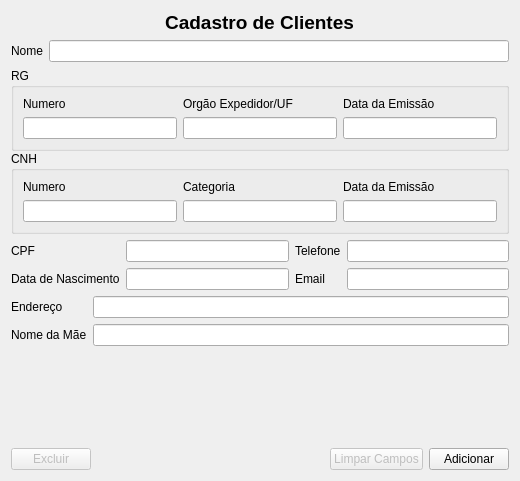
First picture: the form in ui/ui_cliente.ui, repository adaiasreis/Projeto, before the edit.
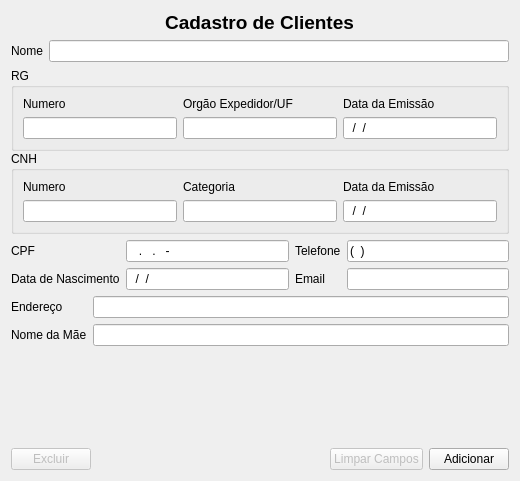
Second picture: the form after the edit.

```diff
--- a/ui/ui_cliente.ui
+++ b/ui/ui_cliente.ui
@@ -86,7 +86,11 @@
            <widget class="QLineEdit" name="campRgn"/>
           </item>
           <item row="1" column="2">
-           <widget class="QLineEdit" name="campRgd"/>
+           <widget class="QLineEdit" name="campRgd">
+            <property name="inputMask">
+             <string>99\/99\/9999</string>
+            </property>
+           </widget>
           </item>
           <item row="0" column="1">
            <widget class="QLabel" name="label_4">
@@ -132,7 +136,11 @@
            <widget class="QLineEdit" name="campChc"/>
           </item>
           <item row="1" column="2">
-           <widget class="QLineEdit" name="campChd"/>
+           <widget class="QLineEdit" name="campChd">
+            <property name="inputMask">
+             <string>99\/99\/9999</string>
+            </property>
+           </widget>
           </item>
          </layout>
         </widget>
@@ -166,10 +174,18 @@
         </widget>
        </item>
        <item row="1" column="1">
-        <widget class="QLineEdit" name="campNasc"/>
+        <widget class="QLineEdit" name="campNasc">
+         <property name="inputMask">
+          <string>99\/99\/9999</string>
+         </property>
+        </widget>
        </item>
        <item row="0" column="1">
-        <widget class="QLineEdit" name="campCpf"/>
+        <widget class="QLineEdit" name="campCpf">
+         <property name="inputMask">
+          <string>999.999.999-99</string>
+         </property>
+        </widget>
        </item>
        <item row="0" column="2">
         <widget class="QLabel" name="label_11">
@@ -179,7 +195,11 @@
         </widget>
        </item>
        <item row="0" column="3">
-        <widget class="QLineEdit" name="campTelefone"/>
+        <widget class="QLineEdit" name="campTelefone">
+         <property name="inputMask">
+          <string>\(99\) 99999 9999</string>
+         </property>
+        </widget>
        </item>
       </layout>
      </item>
```
Left out of the diff: 3 changed lines with no effect on the pictures.
